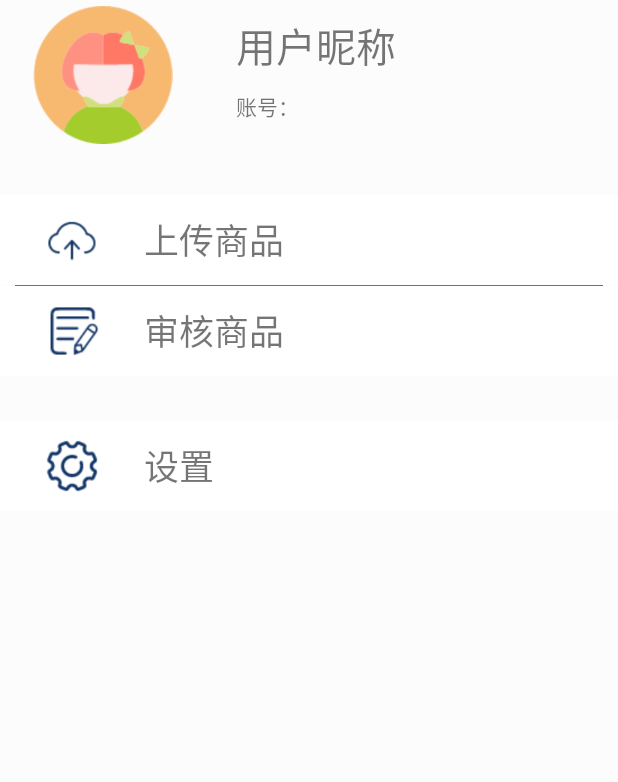
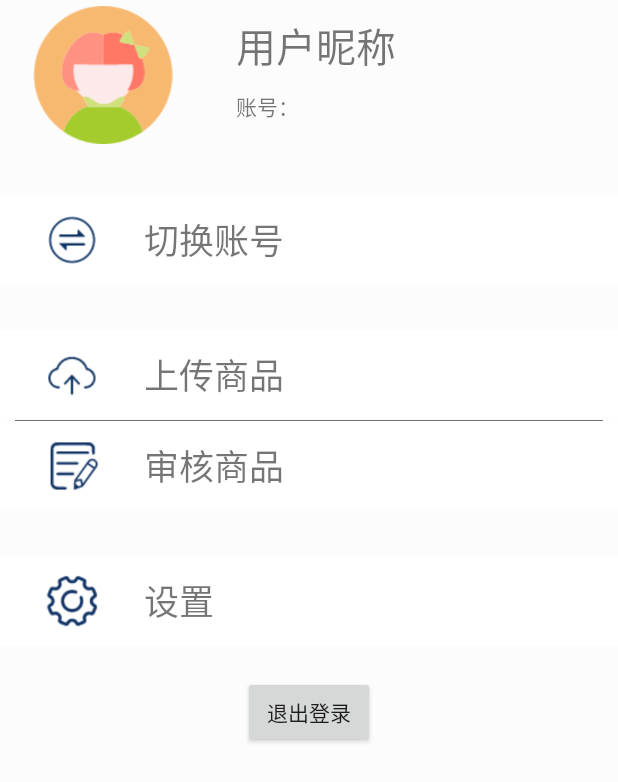
Before and after one commit to Xinglsx/Goods, an Android app: the layout fragment_my.xml on its own in the app's theme, with its tools: preview values and no code run, on a phone screen of 412 x 824 dp. Shown: the top 782 px of the screen. Run offline under Robolectric (Android 15) with nearby library versions, the phone set to English and light mode, and no system bars.

Commit message:
个人中心增加退出登录、切换账号的功能

```diff
--- a/app/src/main/java/com/mingshu/goods/LoginActivity.java
+++ b/app/src/main/java/com/mingshu/goods/LoginActivity.java
@@ -43,7 +43,10 @@ public class LoginActivity extends ScanBaseActivity {
             binding.txtPassword.setText(sp.getString(Constant.PASSWORD,""));//不再保存密码
             if(sp.getBoolean(Constant.AUTOLOGIN_ISCHECK,false)){
                 binding.chkAutoLogin.setChecked(true);
-                Login();
+                Intent intent = this.getIntent();
+                if(!intent.getBooleanExtra("isLogout",false)){
+                    Login();
+                }
             }
         }
 
--- a/app/src/main/res/layout/fragment_my.xml
+++ b/app/src/main/res/layout/fragment_my.xml
@@ -41,6 +41,27 @@
         </LinearLayout>
 
         <LinearLayout
+            android:id="@+id/linlayout_change_user"
+            android:layout_width="match_parent"
+            android:layout_height="60dp"
+            android:gravity="center_vertical"
+            android:layout_marginTop="30dp"
+            android:background="#FFFFFF">
+            <ImageView
+                android:layout_width="36dp"
+                android:layout_height="36dp"
+                android:src="@drawable/image_change_user"
+                android:layout_marginLeft="30dp"/>
+            <TextView
+                android:layout_width="wrap_content"
+                android:layout_height="match_parent"
+                android:text="切换账号"
+                android:gravity="center_vertical"
+                android:textSize="35px"
+                android:layout_marginLeft="30dp"/>
+        </LinearLayout>
+
+        <LinearLayout
             android:id="@+id/linlayout_upload_goods"
             android:layout_width="match_parent"
             android:layout_height="60dp"
@@ -60,6 +81,7 @@
                 android:textSize="35px"
                 android:layout_marginLeft="30dp"/>
         </LinearLayout>
+
         <TextView
             android:layout_width="fill_parent"
             android:layout_marginLeft="10dp"
@@ -67,6 +89,7 @@
             android:layout_height="0.5dp"
             android:background="@color/colorGray"
             />
+
         <LinearLayout
             android:id="@+id/linlayout_audit_goods"
             android:layout_width="match_parent"
@@ -108,5 +131,17 @@
                 android:layout_marginLeft="30dp"/>
         </LinearLayout>
 
+        <LinearLayout
+            android:layout_width="match_parent"
+            android:layout_height="wrap_content"
+            android:gravity="center"
+            android:layout_marginTop="20dp">
+            <Button
+                android:id="@+id/btn_logout"
+                android:layout_width="wrap_content"
+                android:layout_height="wrap_content"
+                android:text="退出登录"/>
+        </LinearLayout>
     </LinearLayout>
+
 </layout>
```
Also changed, not shown: app/src/main/java/com/mingshu/goods/FragmentMy.java (+24 -0 lines), app/src/main/res/drawable/image_change_user.png (added).
